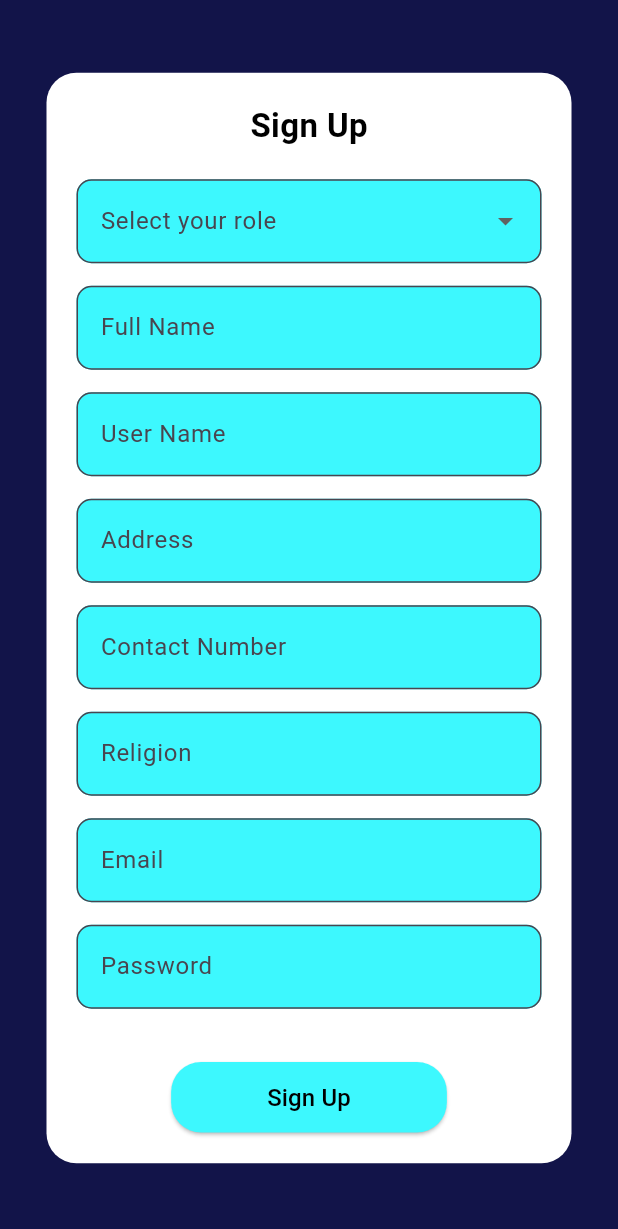
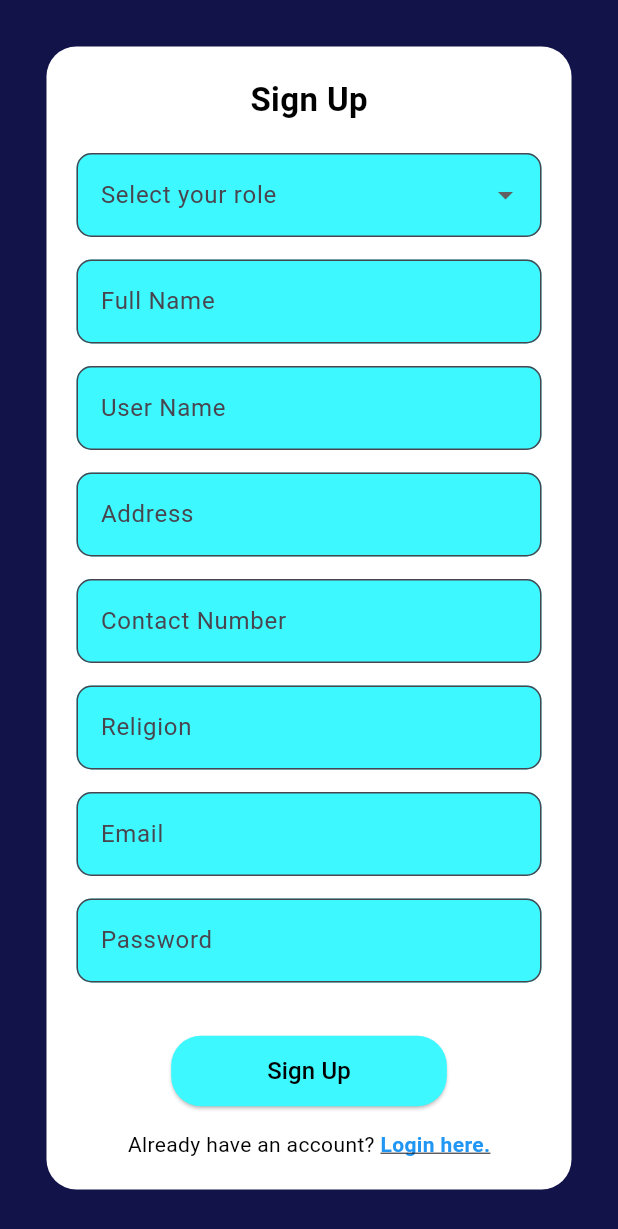
Before and after one commit to RashmiDulmini/GAHDSE241F-TravelTrace, a Flutter app: the screen it shows after launch, on a phone screen of 412 x 824 dp. Shown: the top 1229 px of the screen. Run offline on Flutter 3.47's test engine with Material 3 defaults, Android fonts, the phone set to English and light mode, and no system bars.

Commit message:
Added Login Page
Added Login Page| Navigates to the Login Page after successful sign-up

```diff
--- a/lib/authentication/signup.dart
+++ b/lib/authentication/signup.dart
@@ -1,4 +1,5 @@
 import 'package:flutter/material.dart';
+import 'login.dart'; // Import the login page
 
 class SignUpPage extends StatefulWidget {
   @override
@@ -19,8 +20,13 @@ class _SignUpPageState extends State<SignUpPage> {
 
   void _submitForm() {
     if (_formKey.currentState!.validate()) {
-      // Handle form submission (e.g., send data to backend)
       print("Form submitted successfully");
+
+      // After successful sign-up, navigate to the Login page
+      Navigator.pushReplacement(
+        context,
+        MaterialPageRoute(builder: (context) => LoginPage()),
+      );
     }
   }
 
@@ -78,6 +84,31 @@ class _SignUpPageState extends State<SignUpPage> {
                         ),
                       ),
                     ),
+                    SizedBox(height: 15),
+                    GestureDetector(
+                      onTap: () {
+                        Navigator.push(
+                          context,
+                          MaterialPageRoute(builder: (context) => LoginPage()),
+                        );
+                      },
+                      child: Text.rich(
+                        TextSpan(
+                          text: "Already have an account? ",
+                          style: TextStyle(color: Colors.black),
+                          children: [
+                            TextSpan(
+                              text: "Login here.",
+                              style: TextStyle(
+                                color: Colors.blue,
+                                fontWeight: FontWeight.bold,
+                                decoration: TextDecoration.underline,
+                              ),
+                            ),
+                          ],
+                        ),
+                      ),
+                    ),
                   ],
                 ),
               ),
@@ -88,8 +119,8 @@ class _SignUpPageState extends State<SignUpPage> {
     );
   }
 
-  /// Standard TextField with validation
-  Widget _buildTextField(String label, TextEditingController controller, {bool isPassword = false, bool isEmail = false, bool isNumeric = false}) {
+  Widget _buildTextField(String label, TextEditingController controller,
+      {bool isPassword = false, bool isEmail = false, bool isNumeric = false}) {
     return Padding(
       padding: const EdgeInsets.only(bottom: 15),
       child: TextFormField(
@@ -115,7 +146,6 @@ class _SignUpPageState extends State<SignUpPage> {
     );
   }
 
-  /// Dropdown for selecting user role
   Widget _buildDropdownField() {
     return Padding(
       padding: const EdgeInsets.only(bottom: 15),
```
Also changed, not shown: lib/authentication/login.dart (added, +127 -0 lines).
